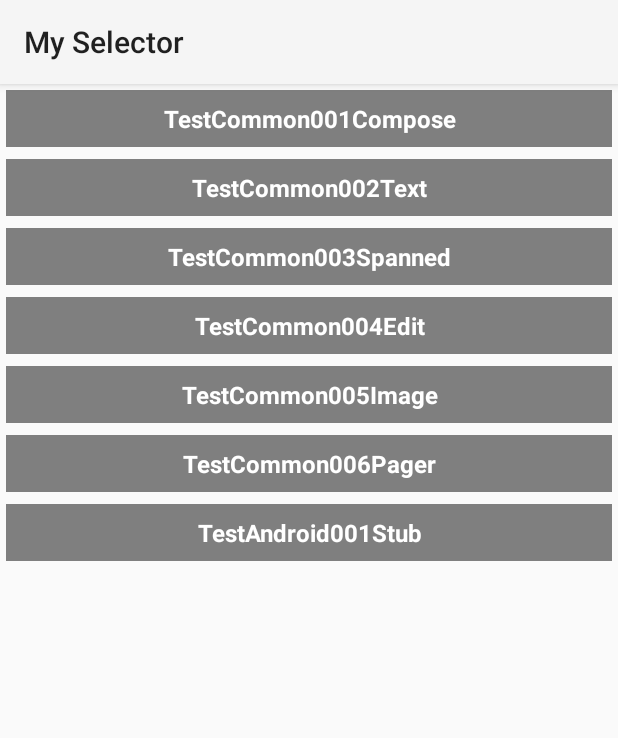
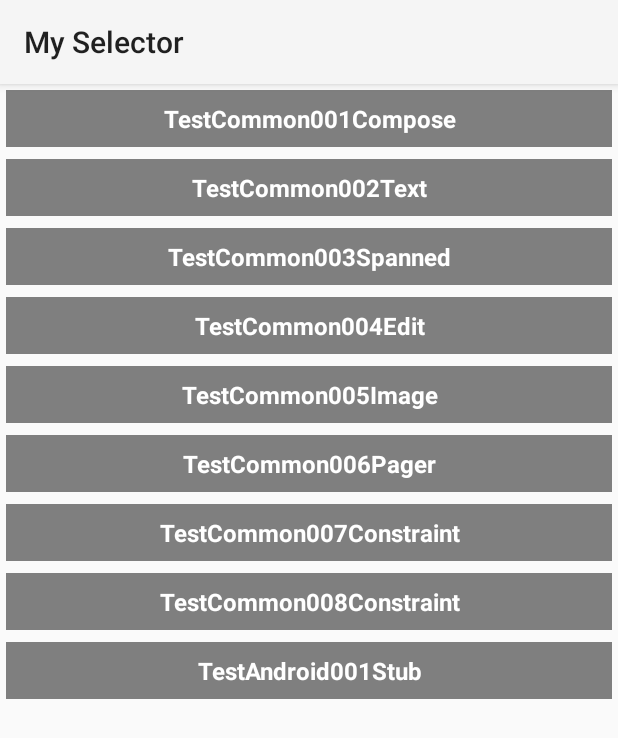
Before and after one commit to nonwithered/ComposeDemo, an Android app built with Jetpack Compose: the screen it shows after launch (PageSelectorActivity), on a phone screen of 412 x 824 dp. Shown: the top 738 px of the screen. Run offline under Robolectric (Android 15) with nearby library versions, the phone set to English and light mode, and no system bars; our stand-ins replace Compose Multiplatform resources, constraintlayout-compose.

Commit message:
test constraint

```diff
--- a/composeApp/build.gradle.kts
+++ b/composeApp/build.gradle.kts
@@ -74,6 +74,8 @@ kotlin {
             implementation(libs.androidx.runtime.livedata)
             implementation(libs.androidx.recyclerview)
             implementation(libs.androidx.lifecycle.viewmodel.compose)
+//            implementation(libs.androidx.constraintlayout)
+//            implementation(libs.androidx.constraintlayout.compose)
 //            kapt(libs.auto.service)
 //            ksp(libs.zacsweers.autoservice.ksp)
         }
@@ -89,6 +91,7 @@ kotlin {
             implementation(libs.androidx.lifecycle.viewmodel)
             implementation(libs.androidx.lifecycle.runtime.compose)
             implementation(libs.kotlinx.datetime)
+            implementation(libs.constraintlayout.compose.multiplatform)
         }
         desktopMain.dependencies {
             implementation(compose.desktop.currentOs)
--- /dev/null
+++ b/composeApp/src/commonMain/composeResources/drawable/set_up_svgrepo_com.xml
@@ -0,0 +1,18 @@
+<vector xmlns:android="http://schemas.android.com/apk/res/android"
+    android:width="800dp"
+    android:height="800dp"
+    android:viewportWidth="1024"
+    android:viewportHeight="1024">
+  <path
+      android:pathData="M512,512m-10,0a10,10 0,1 0,20 0,10 10,0 1,0 -20,0Z"
+      android:fillColor="#E73B37"/>
+  <path
+      android:pathData="M512,306.8c27.7,0 54.6,5.4 79.8,16.1 24.4,10.3 46.4,25.1 65.2,44s33.6,40.8 44,65.2c10.7,25.3 16.1,52.1 16.1,79.8 0,27.7 -5.4,54.6 -16.1,79.8 -10.3,24.4 -25.1,46.4 -44,65.2 -18.8,18.8 -40.8,33.6 -65.2,44 -25.3,10.7 -52.1,16.1 -79.8,16.1 -27.7,0 -54.6,-5.4 -79.8,-16.1 -24.4,-10.3 -46.4,-25.1 -65.2,-44 -18.8,-18.8 -33.6,-40.8 -44,-65.2 -10.7,-25.3 -16.1,-52.1 -16.1,-79.8 0,-27.7 5.4,-54.6 16.1,-79.8 10.3,-24.4 25.1,-46.4 44,-65.2s40.8,-33.6 65.2,-44c25.2,-10.6 52.1,-16.1 79.8,-16.1m0,-22c-125.4,0 -227.1,101.7 -227.1,227.1S386.6,739.1 512,739.1c125.4,0 227.1,-101.7 227.1,-227.1S637.4,284.8 512,284.8z"
+      android:fillColor="#39393A"/>
+  <path
+      android:pathData="M512,618.7c-58.9,0 -106.8,-47.9 -106.8,-106.8S453.1,405.1 512,405.1 618.8,453 618.8,511.9 570.9,618.7 512,618.7zM512,425.2c-47.9,0 -86.8,38.9 -86.8,86.8s38.9,86.8 86.8,86.8 86.8,-38.9 86.8,-86.8 -38.9,-86.8 -86.8,-86.8z"
+      android:fillColor="#E73B37"/>
+  <path
+      android:pathData="M544.2,107.3l34.1,92.3 7.4,19.9 20.2,6.6c10.3,3.4 32.1,12.9 43.4,18.1l18.7,8.6 18.6,-8.9 87.9,-41.8 46.4,46.5 -41.2,89.4 -8.9,19.3 9.6,19c6.8,13.4 12.6,27.5 17.4,41.9l6.7,20.5 20.3,7.2 91.7,32.6v65.7l-92.3,34.1 -19.9,7.4 -6.6,20.2c-4.7,14.4 -10.6,28.4 -17.4,41.9l-9.8,19.3 9.3,19.5 41.8,87.9 -46.5,46.5 -89.1,-41.3 -19.3,-8.9 -19,9.6c-13.4,6.8 -27.5,12.6 -41.9,17.4l-20.5,6.7 -7.2,20.3 -32.6,91.7h-65.7l-34.1,-92.3 -7.4,-19.9 -20.2,-6.6c-10.3,-3.4 -32.1,-12.9 -43.4,-18.1L356,771l-18.6,8.9 -87.9,41.8 -46.4,-46.5 41.2,-89.3 8.9,-19.3 -9.6,-19c-6.8,-13.4 -12.6,-27.5 -17.4,-41.9l-6.7,-20.5 -20.3,-7.2 -91.7,-32.6v-65.7l92.3,-34.1 19.9,-7.4 6.6,-20.2c3.4,-10.3 12.9,-32.1 18.1,-43.4l8.6,-18.7 -8.9,-18.6 -41.8,-87.9 46.4,-46.4 89.3,41.2 19.3,8.9 19,-9.6c13.4,-6.8 27.5,-12.6 41.9,-17.4l20.5,-6.7 7.2,-20.3 32.6,-91.7h65.7m30.7,-44.1H447.4l-43,121c-16.6,5.5 -32.7,12.1 -48.1,19.9l-117.2,-54 -90.1,90.1 55.2,116s-14.5,31.4 -19.9,48.1l-121,44.7v127.4l121,43c5.5,16.6 12.1,32.6 19.9,48l-54,117.2 90.1,90.1 116,-55.2s31.4,14.5 48.1,19.9l44.7,121h127.4l43,-121c16.6,-5.5 32.6,-12.1 48,-19.9l117.2,54 90.1,-90.1 -55.2,-116c7.8,-15.4 14.5,-31.4 19.9,-48l121,-44.7V447.4l-121,-43c-5.5,-16.6 -12.1,-32.6 -19.9,-48l54,-117.2 -90.1,-90.1 -115.9,55.2s-31.5,-14.5 -48.1,-19.9L574.9,63.3z"
+      android:fillColor="#39393A"/>
+</vector>
--- /dev/null
+++ b/composeApp/src/commonMain/composeResources/drawable/thumbs_up_svgrepo_com.xml
@@ -0,0 +1,12 @@
+<vector xmlns:android="http://schemas.android.com/apk/res/android"
+    android:width="800dp"
+    android:height="800dp"
+    android:viewportWidth="1024"
+    android:viewportHeight="1024">
+  <path
+      android:pathData="M601.5,531.8h278.8v16H601.5zM639.3,657.4h224v16h-224zM686.8,779h160.8v16H686.8z"
+      android:fillColor="#F73737"/>
+  <path
+      android:pathData="M216.3,927.8L62.2,927.8L62.2,425.6h155.4l-1.3,502.2zM106.2,883.8h66.2l1.1,-414.2h-67.3v414.2zM822.1,927.8L268.9,927.8l-0.4,-502L633.3,96.2l85.2,91.5 -66.8,196.7h310L822.1,927.8zM312.8,883.8L788,883.8l117,-455.4L655.8,428.4l-65.5,-0.1 78.1,-229.9 -37.8,-40.5 -318.1,287.4 0.3,438.5z"
+      android:fillColor="#353535"/>
+</vector>
--- /dev/null
+++ b/composeApp/src/commonMain/composeResources/drawable/user_svgrepo_com.xml
@@ -0,0 +1,21 @@
+<vector xmlns:android="http://schemas.android.com/apk/res/android"
+    android:width="800dp"
+    android:height="800dp"
+    android:viewportWidth="1024"
+    android:viewportHeight="1024">
+  <path
+      android:pathData="M512,616.2m-10,0a10,10 0,1 0,20 0,10 10,0 1,0 -20,0Z"
+      android:fillColor="#E73B37"/>
+  <path
+      android:pathData="M511.6,656.9m-10,0a10,10 0,1 0,20 0,10 10,0 1,0 -20,0Z"
+      android:fillColor="#E73B37"/>
+  <path
+      android:pathData="M512.4,697.7m-10,0a10,10 0,1 0,20 0,10 10,0 1,0 -20,0Z"
+      android:fillColor="#E73B37"/>
+  <path
+      android:pathData="M512,130.8c42.1,0 81.7,16.4 111.5,46.2s46.2,69.4 46.2,111.5 -16.4,81.7 -46.2,111.5c-29.8,29.8 -69.4,46.2 -111.5,46.2s-81.7,-16.4 -111.5,-46.2c-29.8,-29.8 -46.2,-69.4 -46.2,-111.5s16.4,-81.7 46.2,-111.5 69.4,-46.2 111.5,-46.2m0,-44c-111.4,0 -201.6,90.3 -201.6,201.6C310.4,399.8 400.7,490 512,490c111.4,0 201.6,-90.3 201.6,-201.6S623.3,86.8 512,86.8zM512.3,523.5L84,681.4v255.7h856V681.4L512.3,523.5zM896,893.1H128V712.6l384.3,-142.4L896,712.6v180.5z"
+      android:fillColor="#39393A"/>
+  <path
+      android:pathData="M555.4,585.3l-1.4,-0.5v159.9c0,11.7 -4.8,22.3 -12.4,30 -7.7,7.7 -18.3,12.4 -30,12.4 -23.4,0 -42.4,-19 -42.4,-42.4V585.3l-1.4,0.5 -14.6,5.2v153.8c0,32.2 26.2,58.4 58.4,58.4S570,777 570,744.8V590.5l-14.6,-5.2z"
+      android:fillColor="#E73B37"/>
+</vector>
```
Also changed, not shown: composeApp/src/commonMain/composeResources/drawable/notify_svgrepo_com.xml (added, +18 -0 lines), composeApp/src/commonMain/kotlin/compose/project/demo/common/test/TestCommon005Image.kt (+2 -2 lines), composeApp/src/commonMain/kotlin/compose/project/demo/common/test/TestCommon007Constraint.kt (added, +124 -0 lines), composeApp/src/commonMain/kotlin/compose/project/demo/common/test/TestCommon008Constraint.kt (added, +144 -0 lines), composeApp/src/commonMain/kotlin/compose/project/demo/common/test/collect/TestCommonCollector.kt (+2 -0 lines), gradle/libs.versions.toml (+6 -1 lines), composeApp/src/commonMain/composeResources/drawable/genetic-data-svgrepo-com.png (added), composeApp/src/commonMain/composeResources/drawable/set-up-svgrepo-com.png (deleted).
